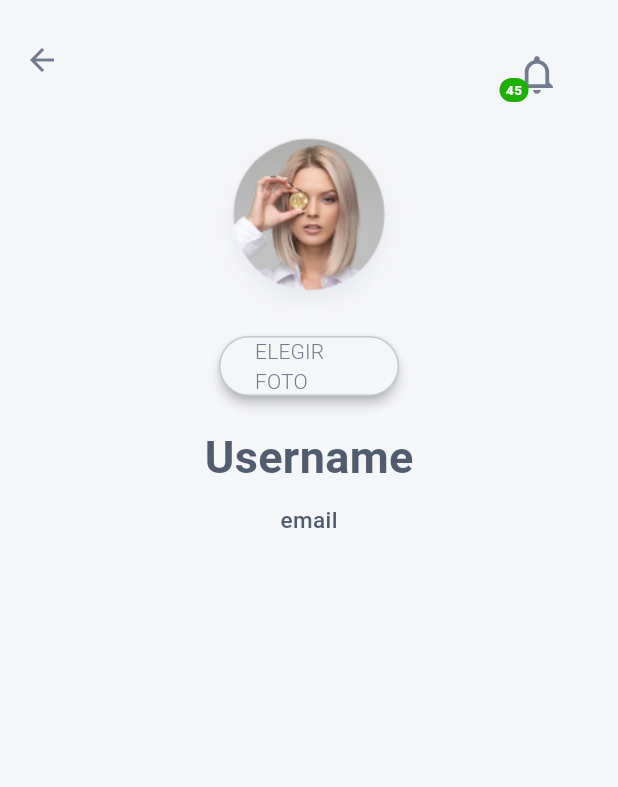
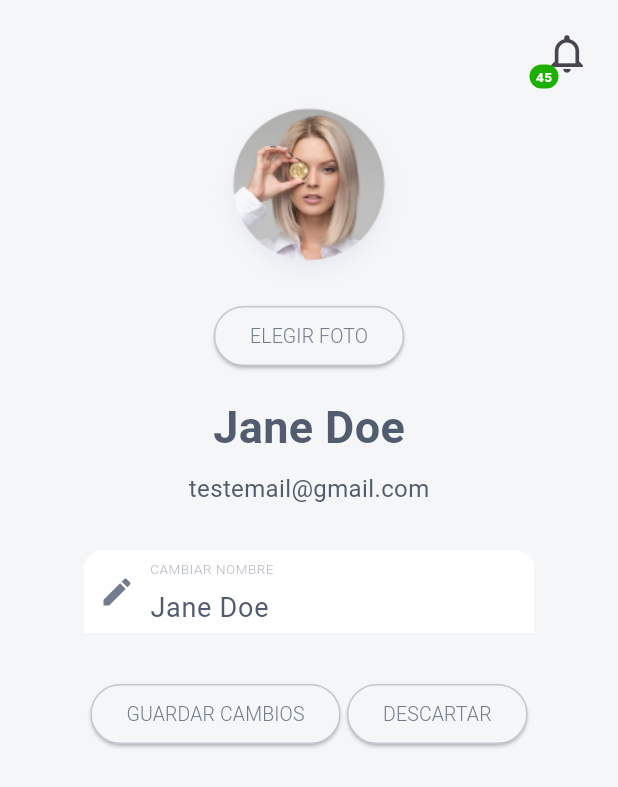
Before and after one commit to Aimas-Studio/Bisne-Flutter-app, a Flutter app: the EditUserPage screen opened directly, on a phone screen of 412 x 824 dp. Shown: the top 787 px of the screen. Run offline on Flutter 3.47's test engine with Material 3 defaults, Android fonts, the phone set to English and light mode, and no system bars; our stand-ins replace flutter_svg, flutter_swiper_null_safety; project files that could hold a hidden picture were left out.

Commit message:
feat: finished front Edit User Page and User Info Page both responsives

```diff
--- a/bisnes/lib/src/Pages/User/Providers/user_provider.dart
+++ b/bisnes/lib/src/Pages/User/Providers/user_provider.dart
@@ -0,0 +1,15 @@
+import 'package:flutter/material.dart';
+
+String getUsername() {
+  return "Jane Doe";
+}
+
+String getUserEmail() {
+  return "testemail@gmail.com";
+}
+
+ImageProvider getProfilePicture() {
+  return AssetImage(profilePictureUrl);
+}
+
+String profilePictureUrl = "assets/Images/photo.png";
--- a/bisnes/lib/src/Pages/User/Widgets/user_page_widgets.dart
+++ b/bisnes/lib/src/Pages/User/Widgets/user_page_widgets.dart
@@ -1,29 +1,25 @@
 //Flutter Imports
 // import 'dart:js';
 
-import 'package:bisnes/src/Pages/User/user_edit_page.dart';
 import 'package:flutter/material.dart';
 
 import '../../../Utils/custom_icons.dart';
 import '../../../Utils/interfaces.dart';
+import '../Providers/user_provider.dart';
 
 //Internal Imports
 
-PreferredSizeWidget notificationButtonBar() {
-  return AppBar(
-    toolbarHeight: 80,
-    elevation: 0,
-    backgroundColor: const Color.fromRGBO(245, 246, 248, 1),
-    foregroundColor: const Color.fromRGBO(114, 124, 142, 1),
-    actions: [
-      Container(
-          margin: const EdgeInsets.only(right: 30, top: 20),
-          child: notificationButton()),
-    ],
+Widget notificationButtonBar() {
+  return Container(
+    padding: const EdgeInsets.only(right: 10),
+    alignment: Alignment.bottomRight,
+    width: double.infinity,
+    height: 60,
+    child: _notificationButton(),
   );
 }
 
-Widget profile(BuildContext context) {
+Widget profile() {
   return Row(
     crossAxisAlignment: CrossAxisAlignment.start,
     children: [
@@ -31,7 +27,7 @@ Widget profile(BuildContext context) {
         margin: const EdgeInsets.only(left: 15),
         child: profilePhoto(),
       ),
-      _userInformation(context),
+      _userInformation(),
     ],
   );
 }
@@ -40,37 +36,28 @@ Widget profilePhoto() {
   return ClipOval(
     child: SizedBox.fromSize(
       size: const Size.fromRadius(70),
-      child: const Image(
-        image: AssetImage("assets/Images/photo.png"),
+      child: Image(
+        image: getProfilePicture(),
         fit: BoxFit.fill,
       ),
     ),
   );
 }
 
-Widget _userInformation(BuildContext context) {
+Widget _userInformation() {
   return Column(
     mainAxisAlignment: MainAxisAlignment.start,
     crossAxisAlignment: CrossAxisAlignment.start,
     children: [
-      const Padding(
-        padding: EdgeInsets.only(top: 20),
-        child: Text(
-          "Username",
-          style: TextStyle(fontSize: 24, color: fontAppColor),
+      Padding(
+        padding: const EdgeInsets.only(top: 20),
+        child: username(),
       ),
+      Padding(
+        padding: const EdgeInsets.only(top: 5),
+        child: userEmail(),
       ),
-      const Padding(
-        padding: EdgeInsets.only(top: 5),
-        child: Text(
-          "testemail@gmail.com",
-          style: TextStyle(
-            color: fontAppColor,
-            fontSize: 16,
-          ),
-        ),
-      ),
-      userPageButton("Editar Perfil", context),
+      userPageButton("Editar Perfil"),
     ],
   );
 }
@@ -124,45 +111,35 @@ List<Widget> getServices(Map<IconData, String> content) {
   return serviceList;
 }
 
-Widget userPageButton(String text, BuildContext context) {
-  return SizedBox(
-    width: 120,
-    child: ElevatedButton(
+Widget userPageButton(String text) {
+  return ElevatedButton(
       style: ButtonStyle(
         side: MaterialStatePropertyAll(BorderSide(
           width: 1,
           color: fontAppColor.withOpacity(0.3),
         )),
-          elevation: const MaterialStatePropertyAll(3),
+        elevation: const MaterialStatePropertyAll(1),
         shape: MaterialStateProperty.all(const RoundedRectangleBorder(
             borderRadius: BorderRadius.all(Radius.circular(20)))),
         backgroundColor:
             const MaterialStatePropertyAll<Color>(backgroundAppColor),
       ),
-        onPressed: () => {
-              Navigator.push(
-                context,
-                PageRouteBuilder(
-                  pageBuilder: (context, animation1, animation2) =>
-                      EditUserPage(),
-                  transitionDuration: Duration(seconds: 0),
-                ),
-              )
-            },
+      onPressed: () => {},
       child: Text(
         text,
+        softWrap: false,
         style: const TextStyle(
+            fontSize: 13,
             color: Color.fromRGBO(114, 124, 142, 1),
             fontWeight: FontWeight.w300),
-        )),
-  );
+      ));
 }
 
-Widget notificationButton() {
+Widget _notificationButton() {
   return Badge(
     backgroundColor: const Color.fromRGBO(29, 176, 3, 1),
     alignment: AlignmentDirectional.bottomStart,
-    offset: const Offset(-1, -22),
+    offset: const Offset(-1, -17),
     label: const Text(
       '45',
       style: TextStyle(
@@ -177,3 +154,49 @@ Widget notificationButton() {
     ),
   );
 }
+
+Text username() {
+  return Text(
+    getUsername(),
+    style: const TextStyle(
+      fontSize: 30,
+      color: fontAppColor,
+      fontWeight: FontWeight.bold,
+    ),
+  );
+}
+
+Text userEmail() {
+  return Text(getUserEmail(),
+      style: const TextStyle(
+        color: fontAppColor,
+        fontSize: 16,
+        fontWeight: FontWeight.w400,
+      ));
+}
+
+Widget inputTextAppWidget(String labelText,
+    {TextEditingController? controller}) {
+  return Expanded(
+    child: TextField(
+      cursorColor: fontAppColor,
+      style: const TextStyle(
+        fontWeight: FontWeight.normal,
+        fontSize: 18,
+        color: fontAppColor,
+      ),
+      controller: controller,
+      decoration: InputDecoration(
+        border: InputBorder.none,
+        label: Text(
+          labelText,
+          style: TextStyle(
+            fontWeight: FontWeight.w300,
+            fontSize: 12,
+            color: fontAppColor.withOpacity(0.5),
+          ),
+        ),
+      ),
+    ),
+  );
+}
--- a/bisnes/lib/src/Pages/User/user_edit_page.dart
+++ b/bisnes/lib/src/Pages/User/user_edit_page.dart
@@ -3,43 +3,91 @@ import 'package:flutter/material.dart';
 
 //Internal Imports
 import '../../Utils/interfaces.dart';
+import 'Providers/user_provider.dart';
 import 'Widgets/user_page_widgets.dart';
 
-class EditUserPage extends StatelessWidget {
+class EditUserPage extends StatefulWidget {
   const EditUserPage({super.key});
 
   @override
+  State<EditUserPage> createState() => _EditUserPageState();
+}
+
+class _EditUserPageState extends State<EditUserPage> {
+  late TextEditingController _usernameTextController;
+
+  @override
+  void initState() {
+    super.initState();
+    _usernameTextController = TextEditingController(text: getUsername());
+  }
+
+  @override
   Widget build(context) {
-    return Scaffold(
+    return SafeArea(
+      child: Scaffold(
         backgroundColor: backgroundAppColor,
-      appBar: notificationButtonBar(),
-      body: Center(
+        body: SingleChildScrollView(
+          child: Center(
             child: Column(
-          crossAxisAlignment: CrossAxisAlignment.center,
               children: [
+                notificationButtonBar(),
                 profilePhoto(),
                 Container(
                     margin: const EdgeInsets.only(bottom: 15),
-                child: userPageButton("ELEGIR FOTO", context)),
-            const Text("Username",
-                style: TextStyle(
-                    fontSize: 30,
-                    fontWeight: FontWeight.bold,
-                    color: fontAppColor)),
-            const Padding(
-              padding: EdgeInsets.only(top: 10),
-              child: Text(
-                "email",
-                style: TextStyle(
-                  fontWeight: FontWeight.w500,
-                  fontSize: 15,
-                  color: fontAppColor,
+                    child: userPageButton("ELEGIR FOTO")),
+                username(),
+                Padding(
+                  padding: const EdgeInsets.only(top: 8),
+                  child: userEmail(),
+                ),
+                _usernameModifyInput(),
+                Container(
+                  constraints: const BoxConstraints(
+                    maxWidth: 300,
+                  ),
+                  margin: const EdgeInsets.symmetric(horizontal: 30),
+                  child: Row(
+                    mainAxisAlignment: MainAxisAlignment.spaceEvenly,
+                    children: [
+                      userPageButton("GUARDAR CAMBIOS"),
+                      userPageButton("DESCARTAR"),
+                    ],
+                  ),
+                )
+              ],
             ),
           ),
-            ),
-          ],
         ),
       ),
     );
   }
+
+  Widget _usernameModifyInput() {
+    return Container(
+      constraints: const BoxConstraints(
+        maxWidth: 300,
+      ),
+      decoration: const BoxDecoration(
+          color: Colors.white,
+          borderRadius: BorderRadius.only(
+              topLeft: Radius.circular(12), topRight: Radius.circular(12))),
+      height: 55,
+      padding: const EdgeInsets.symmetric(horizontal: 10),
+      margin: const EdgeInsets.symmetric(horizontal: 50, vertical: 30),
+      child: Row(
+        children: [
+          Container(
+            margin: const EdgeInsets.only(right: 10),
+            child: const Icon(
+              Icons.edit,
+              color: iconAppColor,
+            ),
+          ),
+          inputTextAppWidget("CAMBIAR NOMBRE",
+              controller: _usernameTextController),
+        ],
+      ),
+    );
   }
+}
--- a/bisnes/lib/src/Pages/User/user_info_page.dart
+++ b/bisnes/lib/src/Pages/User/user_info_page.dart
@@ -1,5 +1,4 @@
 //Flutter Imports
-import 'package:bisnes/src/widgets/BottomNavBar.dart';
 import 'package:flutter/material.dart';
 
 //Internal Imports
@@ -16,20 +15,17 @@ class UserInfoPage extends StatelessWidget {
     return SafeArea(
       child: Scaffold(
         backgroundColor: backgroundAppColor,
-        appBar: notificationButtonBar(),
-        body: ListView(
+        body: SingleChildScrollView(
+          child: Column(
             children: [
-            Column(
-              children: [
-                profile(context),
+              notificationButtonBar(),
+              profile(),
               userServicesList(contentPanel1),
               const SizedBox(height: 20),
               userServicesList(contentPanel2),
             ],
           ),
-          ],
         ),
-        bottomNavigationBar: BottomNavBar(index: 4),
       ),
     );
   }
```
Also changed, not shown: 2 other files. Lines whose indentation alone changed are shown as unchanged.
